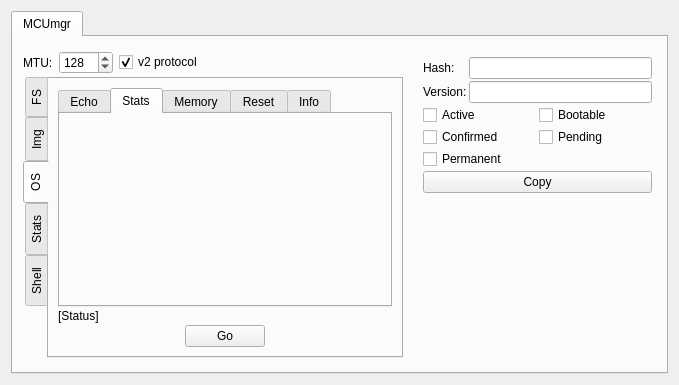
thedjnK/AuTerm, file plugins/mcumgr/form.ui: the form before one commit.
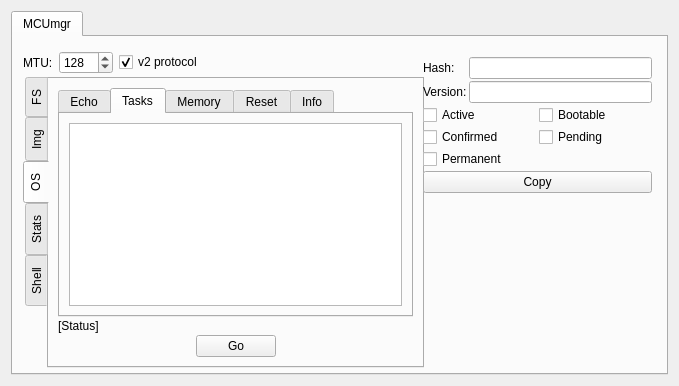
The form after the commit. The open tabs and pages were chosen to show the change.

Commit message: plugins: mcumgr: Rename some form objects

```diff
--- a/plugins/mcumgr/form.ui
+++ b/plugins/mcumgr/form.ui
@@ -7,7 +7,7 @@
     <x>0</x>
     <y>0</y>
     <width>679</width>
-    <height>385</height>
+    <height>386</height>
    </rect>
   </property>
   <property name="windowTitle">
@@ -28,8 +28,8 @@
         <rect>
          <x>10</x>
          <y>40</y>
-         <width>380</width>
-         <height>281</height>
+         <width>401</width>
+         <height>291</height>
         </rect>
        </property>
        <property name="tabPosition">
@@ -574,8 +574,13 @@
            </widget>
            <widget class="QWidget" name="tab_OS_Tasks">
             <attribute name="title">
-             <string>Stats</string>
+             <string>Tasks</string>
             </attribute>
+            <layout class="QGridLayout" name="gridLayout_14">
+             <item row="0" column="0">
+              <widget class="QTableWidget" name="table_OS_Tasks"/>
+             </item>
+            </layout>
            </widget>
            <widget class="QWidget" name="tab_OS_Memory">
             <attribute name="title">
```
Left out of the diff: 10 changed lines with no effect on the pictures. The commit also changes 2 other files.
